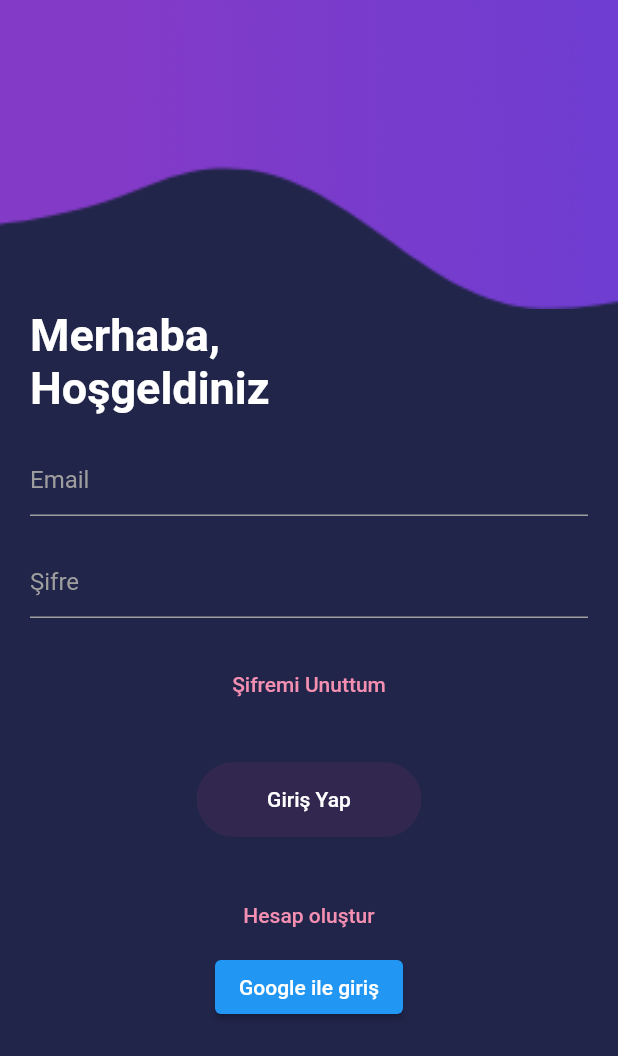
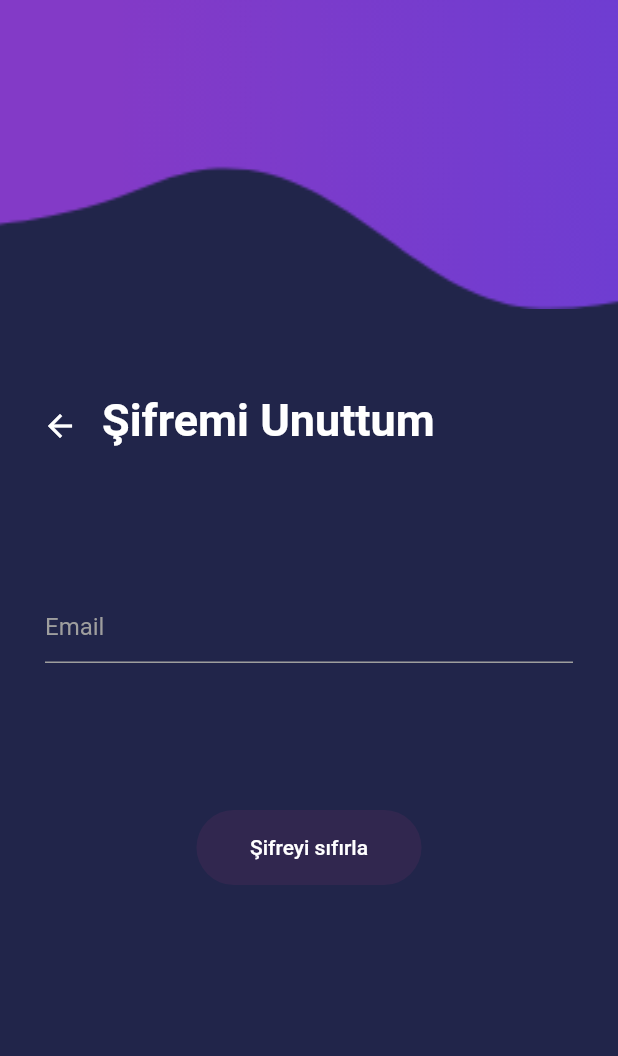
Before and after one commit to akerimkavanoz/BitirmeProjesi, a Flutter app: the screen it shows after launch, after a tap on "Şifremi Unuttum", on a phone screen of 412 x 824 dp. Shown: the top 1056 px of the screen. Run offline on Flutter 3.47's test engine with Material 2 defaults, Android fonts, the light colour scheme and no system bars; our stand-ins replace firebase_auth, firebase_core, google_sign_in; accounts and stored records are empty.

Commit message:
şifre sıfırlama tasarımı oluşturuldu

```diff
--- a/lib/login_page.dart
+++ b/lib/login_page.dart
@@ -83,7 +83,7 @@ class _LoginPageState extends State<LoginPage> {
                         customSizedBox(),
                         Center(
                           child: TextButton(
-                            onPressed: () {},
+                            onPressed: () => Navigator.pushNamed(context, "/resetPassword"),
                             child: Text("Şifremi Unuttum", style: TextStyle(color: Colors.pink[200]),)
                           ),
                         ),
--- a/lib/main.dart
+++ b/lib/main.dart
@@ -3,6 +3,7 @@ import 'package:firebase_core/firebase_core.dart';
 import 'package:flutter/material.dart';
 import 'package:otobus/home_page.dart';
 import 'package:otobus/login_page.dart';
+import 'package:otobus/reset_password.dart';
 import 'package:otobus/sign_up.dart';
 
 import 'firebase_options.dart';
@@ -25,6 +26,7 @@ class MyApp extends StatelessWidget {
         "/loginPage" : (context) => const LoginPage(),
         "/signUp" : (context) => const SignUp(),
         "/homePage" : (context) => const HomePage(title: 'Arama'),
+        "/resetPassword" : (context) => const ResetPassword(),
       },
       theme: ThemeData(
         primarySwatch: Colors.blue,
--- /dev/null
+++ b/lib/reset_password.dart
@@ -0,0 +1,126 @@
+import 'package:flutter/material.dart';
+
+class ResetPassword extends StatefulWidget {
+  const ResetPassword({super.key});
+
+  @override
+  State<ResetPassword> createState() => _ResetPasswordState();
+}
+
+class _ResetPasswordState extends State<ResetPassword> {
+  late String email;
+  final formKey = GlobalKey<FormState>();
+  @override
+  Widget build(BuildContext context) {
+        var height = MediaQuery.of(context).size.height;
+    return Scaffold(
+      backgroundColor: const Color(0xff21254A),
+      body: SingleChildScrollView(
+        child: Center(
+            child: Column(
+              crossAxisAlignment: CrossAxisAlignment.start,
+              children: [
+                Container(
+                  height: height * .25,
+                  decoration: const BoxDecoration(
+                    image: DecorationImage(
+                        fit: BoxFit.cover,
+                        image: AssetImage("assets/images/topImage.png"),
+                    ),
+                  ),
+                ),
+                Padding(
+                  padding: const EdgeInsets.symmetric(horizontal: 20, vertical: 50),
+                  child: Form(
+                    key: formKey,
+                    child: Column(
+
+                      crossAxisAlignment: CrossAxisAlignment.center,
+                      children: [
+                        Row(
+
+                          children: [
+                          IconButton(onPressed: (){Navigator.pushReplacementNamed(context, "/loginPage");}, icon: const Icon(Icons.arrow_back) , color: Colors.white, alignment: Alignment.bottomLeft ,),
+                        const Text("Şifremi Unuttum", style: TextStyle(fontSize: 30,
+                            color: Colors.white,
+                            fontWeight:
+                            FontWeight.bold),
+                        ),
+                        ],),
+
+                        customSizedBox(),
+                        Padding(
+                          padding: const EdgeInsets.symmetric(vertical: 70, horizontal: 10),
+                          child: TextFormField(
+                            validator: (value){
+                              if (value!.isEmpty) {
+                                return "Bilgileri eksiksiz doldurunuz";
+                              }
+                              else {
+
+                              }
+                              return null;
+                            },
+                            onSaved: (value) {
+                              email = value!;
+                            },
+                            decoration: customInputDecoration("Email"),
+                            style: const TextStyle(color: Colors.white),
+                          ),
+                        ),
+                        customSizedBox(),
+                        Center(
+                          child: TextButton(
+                            onPressed: () async {
+
+                            },
+                            child: Container(
+                              height: 50,
+                              width: 150,
+                              margin: const EdgeInsets.symmetric(horizontal: 60),
+                              decoration: BoxDecoration(
+                                borderRadius: BorderRadius.circular(50),
+                                color: const Color(0xff31274F),
+                              ),
+                              child: const Center(
+                                child: Text(
+                                  "Şifreyi sıfırla",
+                                  style: TextStyle(color: Colors.white),
+                                ),
+                              ),
+                            ),
+                          ),
+                        ),
+
+                      ],
+                    ),
+                  ),
+                )
+              ],
+            ),
+        ),
+      ),
+    );
+  }
+}
+
+InputDecoration customInputDecoration(String hintText) {
+    return InputDecoration(
+      hintText: hintText,
+      hintStyle: const TextStyle(color: Colors.grey),
+      enabledBorder: const UnderlineInputBorder(
+        borderSide: BorderSide(
+          color: Colors.grey,
+        )
+      ),
+      focusedBorder: const UnderlineInputBorder(
+        borderSide: BorderSide(
+          color: Colors.grey,
+        )
+      )
+    );
+  }
+
+ Widget customSizedBox()=>const SizedBox(
+     height: 20,
+   );
```
Also changed, not shown: 163 other files.
